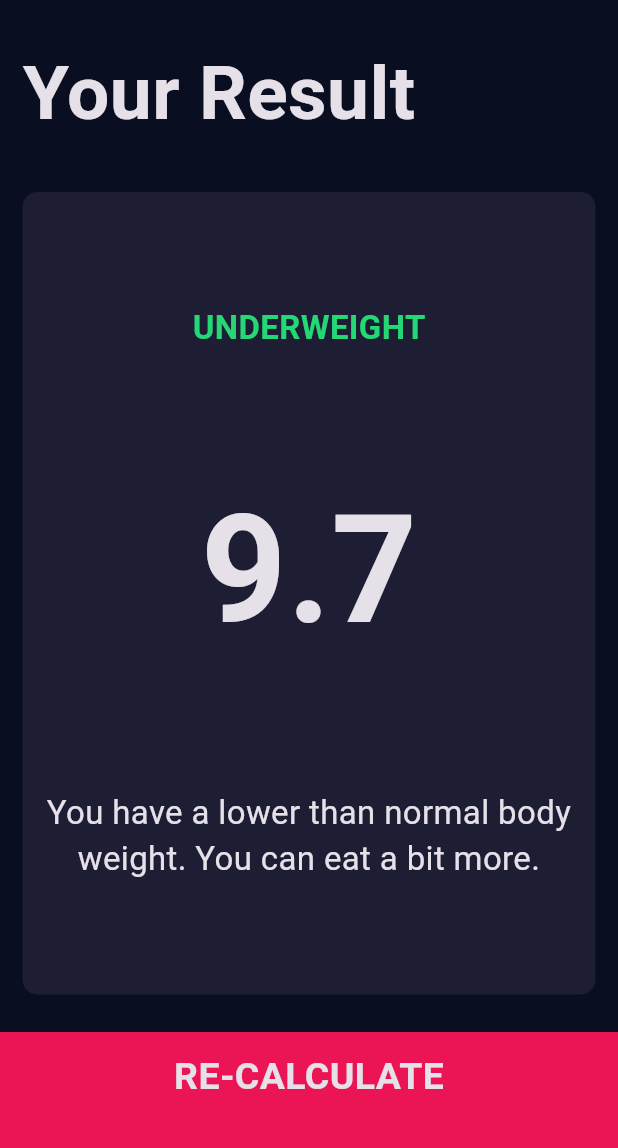
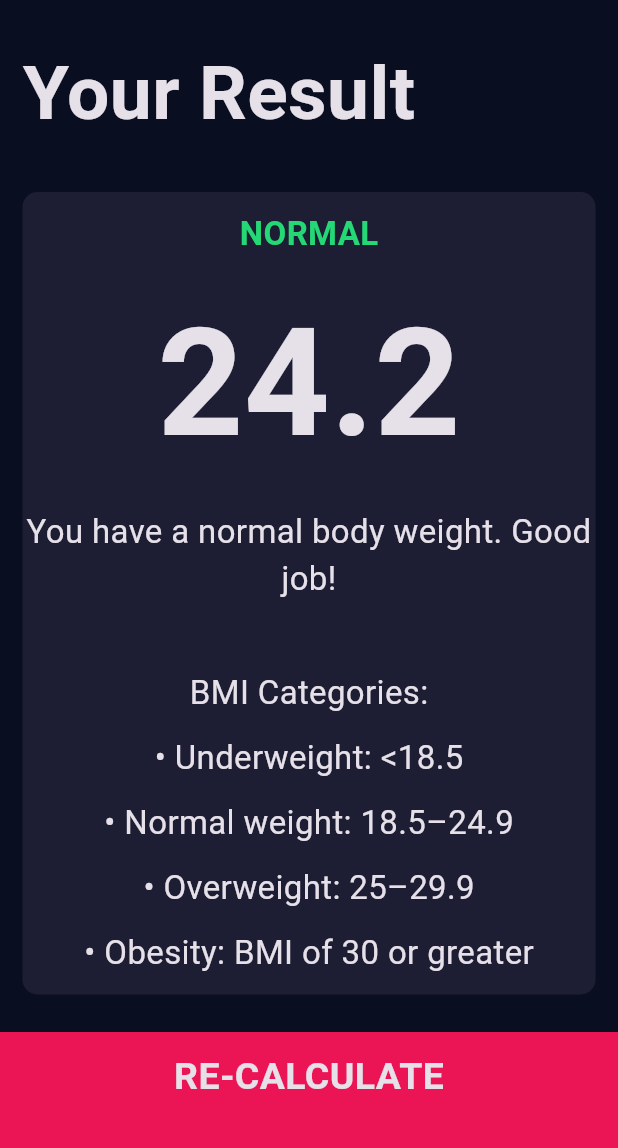
Before and after one commit to coletoncodes/bmi-calculator, a Flutter app: the screen it shows after launch, after a tap on "CALCULATE", on a phone screen of 412 x 824 dp, the part 84-1232 px from its top. Run offline on Flutter 3.47's test engine with Material 3 defaults, Android fonts, the light colour scheme and no system bars; our stand-ins replace font_awesome_flutter.

Commit message:
Adjusted for keyboard

```diff
--- a/lib/screens/input_page.dart
+++ b/lib/screens/input_page.dart
@@ -20,7 +20,7 @@ class InputPageState extends State<InputPage> {
   Gender? selectedGender;
   int feet = 5;    // Feet component of height
   int inches = 6;  // Inches component of height
-  int weight = 60; // Weight in pounds
+  int weight = 150; // Weight in pounds
   int age = 20;
 
   int get totalHeightInInches => (feet * 12) + inches;
@@ -31,11 +31,19 @@ class InputPageState extends State<InputPage> {
       appBar: AppBar(
         title: const Text('BMI CALCULATOR'),
       ),
-      body: Column(
+      body: LayoutBuilder(
+        builder: (context, constraints) {
+          return Column(
+            children: [
+              Expanded(
+                child: SingleChildScrollView(
+                  padding: EdgeInsets.only(
+                    bottom: MediaQuery.of(context).viewInsets.bottom,
+                  ),
+                  child: Column(
                     crossAxisAlignment: CrossAxisAlignment.stretch,
                     children: <Widget>[
-          Expanded(
-            child: Row(
+                      Row(
                         children: <Widget>[
                           GenderCard(
                             gender: Gender.male,
@@ -57,9 +65,7 @@ class InputPageState extends State<InputPage> {
                           ),
                         ],
                       ),
-          ),
-          Expanded(
-            child: ReusableCard(
+                      ReusableCard(
                         color: kActiveCardColor,
                         cardChild: Column(
                           mainAxisAlignment: MainAxisAlignment.center,
@@ -109,9 +115,7 @@ class InputPageState extends State<InputPage> {
                           ],
                         ),
                       ),
-          ),
-          Expanded(
-            child: Row(
+                      Row(
                         children: <Widget>[
                           InputCard(
                             label: 'WEIGHT',
@@ -143,6 +147,7 @@ class InputPageState extends State<InputPage> {
                           InputCard(
                             label: 'AGE',
                             value: age,
+                            unit: 'Years',
                             onIncrement: () {
                               setState(() {
                                 age++;
@@ -168,6 +173,9 @@ class InputPageState extends State<InputPage> {
                           ),
                         ],
                       ),
+                    ],
+                  ),
+                ),
               ),
               BottomButton(
                 buttonTitle: 'CALCULATE',
@@ -190,6 +198,8 @@ class InputPageState extends State<InputPage> {
                 },
               ),
             ],
+          );
+        },
       ),
     );
   }
--- a/lib/screens/results_page.dart
+++ b/lib/screens/results_page.dart
@@ -4,12 +4,11 @@ import 'package:bmi_calculator/components/reusable_card.dart';
 import 'package:bmi_calculator/components/bottom_button.dart';
 
 class ResultsPage extends StatelessWidget {
-  // Constructor with 'required' keyword for non-nullable fields
   const ResultsPage({
     super.key,
-    required this.interpretation,
     required this.bmiResult,
     required this.resultText,
+    required this.interpretation,
   });
 
   final String bmiResult;
@@ -39,7 +38,7 @@ class ResultsPage extends StatelessWidget {
           Expanded(
             flex: 5,
             child: ReusableCard(
-              color: kActiveCardColor, // Update to 'color'
+              color: kActiveCardColor,
               cardChild: Column(
                 mainAxisAlignment: MainAxisAlignment.spaceEvenly,
                 crossAxisAlignment: CrossAxisAlignment.center,
@@ -57,6 +56,27 @@ class ResultsPage extends StatelessWidget {
                     textAlign: TextAlign.center,
                     style: kBodyTextStyle,
                   ),
+                  const SizedBox(height: 20),
+                  const Text(
+                    'BMI Categories:',
+                    style: kBodyTextStyle,
+                  ),
+                  const Text(
+                    '• Underweight: <18.5',
+                    style: kBodyTextStyle,
+                  ),
+                  const Text(
+                    '• Normal weight: 18.5–24.9',
+                    style: kBodyTextStyle,
+                  ),
+                  const Text(
+                    '• Overweight: 25–29.9',
+                    style: kBodyTextStyle,
+                  ),
+                  const Text(
+                    '• Obesity: BMI of 30 or greater',
+                    style: kBodyTextStyle,
+                  ),
                 ],
               ),
             ),
@@ -66,7 +86,7 @@ class ResultsPage extends StatelessWidget {
             onTap: () {
               Navigator.pop(context);
             },
-          )
+          ),
         ],
       ),
     );
```
Lines whose indentation alone changed are shown as unchanged.
